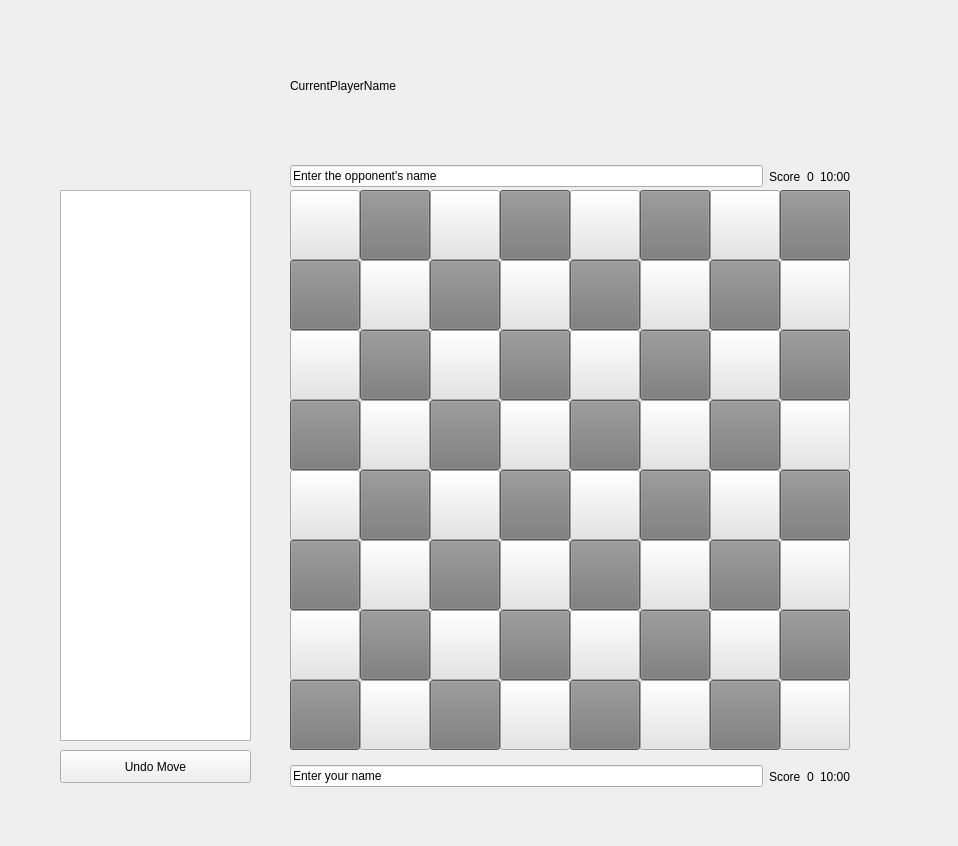
Before: the Qt Designer form schach/schachgui.ui in Charly-62/QtChessApp, drawn with Qt 5.
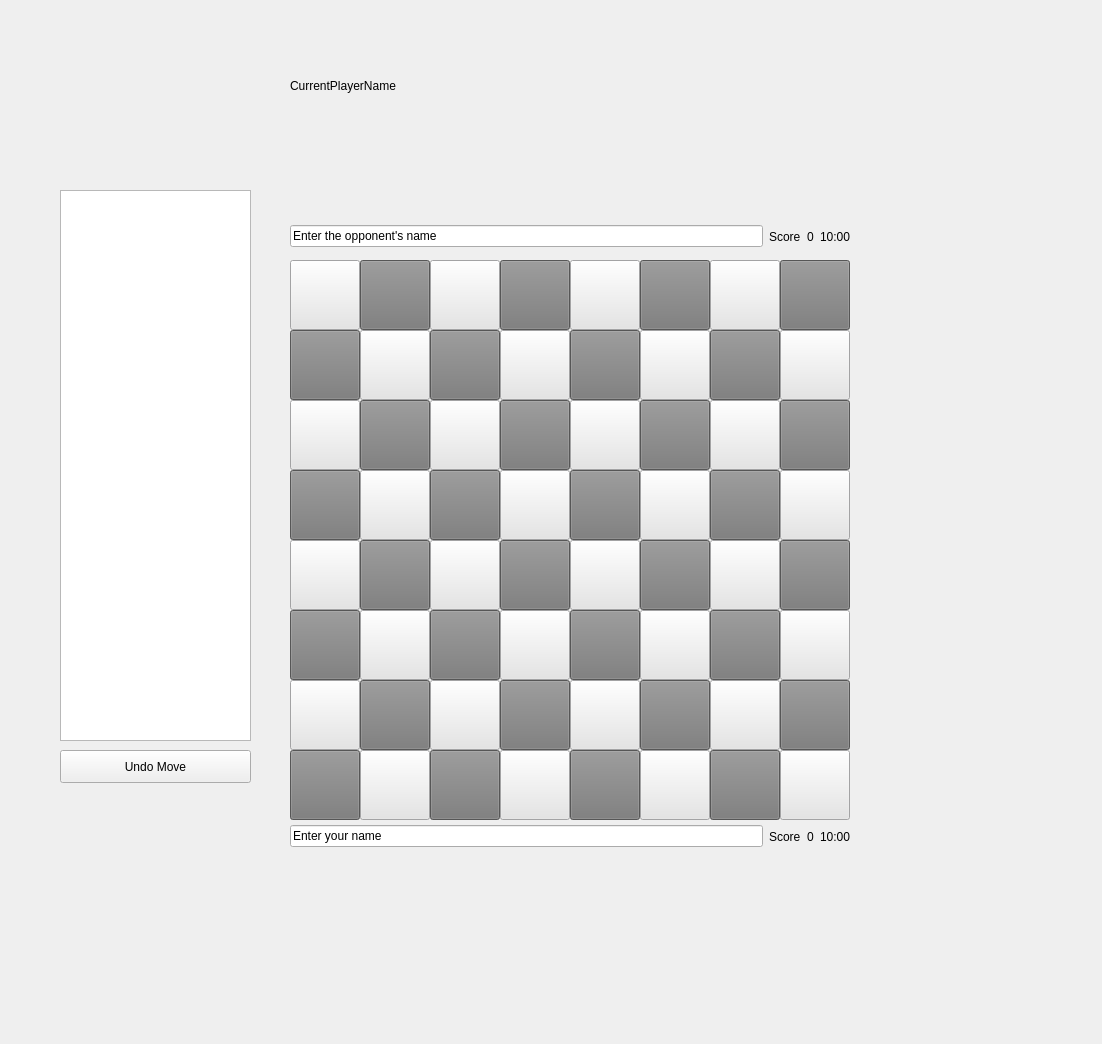
After: the same form once the commit is applied. The open tabs and pages were chosen to show the change.

Patch:
```diff
--- a/schach/schachgui.ui
+++ b/schach/schachgui.ui
@@ -6,8 +6,8 @@
    <rect>
     <x>0</x>
     <y>0</y>
-    <width>958</width>
-    <height>846</height>
+    <width>1102</width>
+    <height>1044</height>
    </rect>
   </property>
   <property name="windowTitle">
@@ -28,7 +28,7 @@
      <x>30</x>
      <y>10</y>
      <width>861</width>
-     <height>831</height>
+     <height>881</height>
     </rect>
    </property>
    <property name="currentIndex">
@@ -307,7 +307,7 @@
      <property name="geometry">
       <rect>
        <x>260</x>
-       <y>150</y>
+       <y>210</y>
        <width>561</width>
        <height>33</height>
       </rect>
@@ -360,7 +360,7 @@
      <property name="geometry">
       <rect>
        <x>260</x>
-       <y>750</y>
+       <y>810</y>
        <width>561</width>
        <height>33</height>
       </rect>
@@ -423,7 +423,7 @@
      <property name="geometry">
       <rect>
        <x>260</x>
-       <y>180</y>
+       <y>250</y>
        <width>562</width>
        <height>562</height>
       </rect>
@@ -1869,8 +1869,30 @@
       </item>
      </layout>
     </widget>
+    <widget class="QWidget" name="horizontalLayoutWidget_4">
+     <property name="geometry">
+      <rect>
+       <x>260</x>
+       <y>130</y>
+       <width>351</width>
+       <height>80</height>
+      </rect>
+     </property>
+     <layout class="QHBoxLayout" name="deadplayer2"/>
+    </widget>
    </widget>
   </widget>
+  <widget class="QWidget" name="horizontalLayoutWidget_3">
+   <property name="geometry">
+    <rect>
+     <x>290</x>
+     <y>860</y>
+     <width>351</width>
+     <height>80</height>
+    </rect>
+   </property>
+   <layout class="QHBoxLayout" name="deadplayer1"/>
+  </widget>
  </widget>
  <resources/>
  <connections/>
```
Left out of the diff: 15 changed lines with no effect on the pictures.
